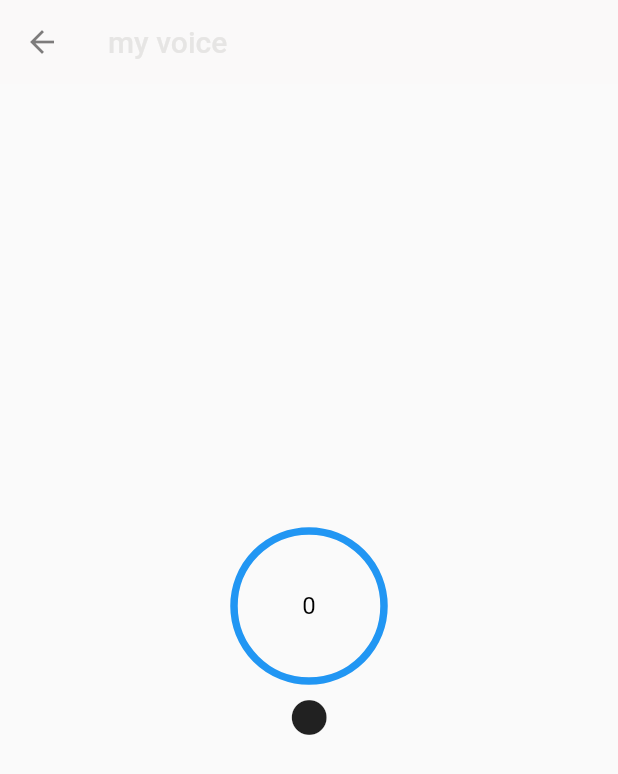
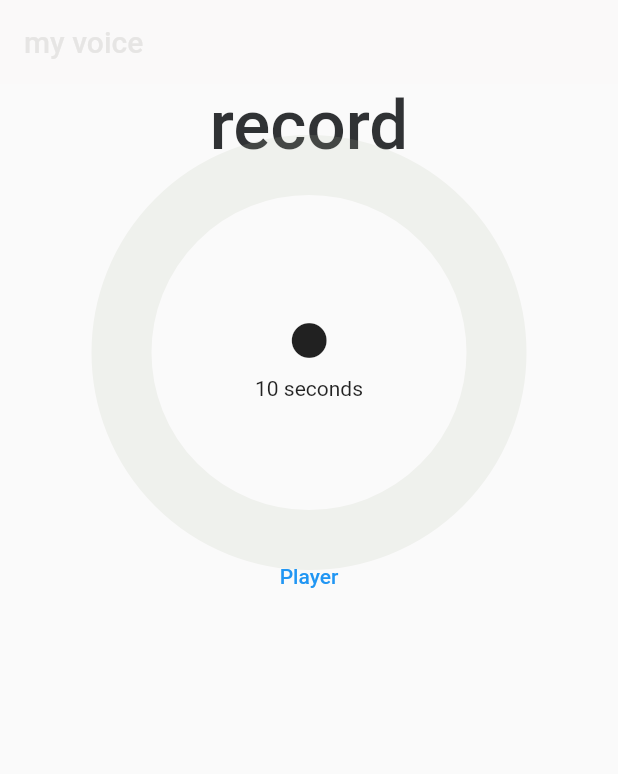
Before and after one commit to ettoma/my_voice, a Flutter app: the Recording screen opened directly, on a phone screen of 412 x 824 dp. Shown: the top 774 px of the screen. Run offline on Flutter 3.47's test engine with Material 2 defaults, Android fonts, the phone set to English and light mode, and no system bars; drawn by our look-alikes of circular_countdown_timer; our stand-ins replace font_awesome_flutter, sqflite; missing offline and left inert: flutter_sound; accounts and stored records are empty; Roboto replaces fonts that are missing (Poppins).

Commit message:
Need to fix recorder pop up

```diff
--- a/lib/models/sound_recorder.dart
+++ b/lib/models/sound_recorder.dart
@@ -1,11 +1,9 @@
 import 'dart:io';
 
 import 'package:audio_journal/data/audio_file_db.dart';
-import 'package:audio_journal/data/audio_file_model.dart';
 import 'package:audio_journal/data/audio_model.dart';
 import 'package:flutter_sound/flutter_sound.dart';
 import 'package:path_provider/path_provider.dart';
-// import 'package:provider/provider.dart';
 // import 'package:permission_handler/permission_handler.dart';
 
 class SoundRecorder {
@@ -16,7 +14,6 @@ class SoundRecorder {
   Directory? _directory;
   String? _directoryPath;
   String? _fileName;
-  AudioFileModel audioFileModel = AudioFileModel();
 
   Future<void> getDirectory() async {
     _directory = await getApplicationDocumentsDirectory();
--- a/lib/pages/recording.dart
+++ b/lib/pages/recording.dart
@@ -1,8 +1,11 @@
 import 'package:audio_journal/models/app_bar.dart';
 import 'package:audio_journal/models/sound_recorder.dart';
+import 'package:audio_journal/utils/colours.dart';
 import 'package:circular_countdown_timer/circular_countdown_timer.dart';
 import 'package:flutter/material.dart';
 import 'package:font_awesome_flutter/font_awesome_flutter.dart';
+
+import 'audio_player.dart';
 
 class Recording extends StatefulWidget {
   const Recording({Key? key}) : super(key: key);
@@ -38,30 +41,42 @@ class _RecordingState extends State<Recording> {
     return Scaffold(
       appBar: appBar(context),
       body: Center(
-        child: Padding(
-          padding: const EdgeInsets.only(bottom: 24.0, left: 8, right: 8),
         child: SizedBox(
           width: MediaQuery.of(context).size.width,
           child: Column(
-              mainAxisAlignment: MainAxisAlignment.center,
-              crossAxisAlignment: CrossAxisAlignment.center,
             children: [
-                CircularCountDownTimer(
+              Text(
+                'record',
+                style: TextStyle(
+                    color: AppColours().titleColour,
+                    fontSize: AppColours().titleSize,
+                    fontWeight: FontWeight.w500),
+              ),
+              Stack(
+                  alignment: Alignment.center,
+                  clipBehavior: Clip.hardEdge,
+                  children: [
+                    new CircularCountDownTimer(
+                      isTimerTextShown: false,
                       controller: _timerController,
-                  textFormat: 's',
                       autoStart: false,
-                  width: 100,
-                  height: 100,
+                      width: 250,
+                      height: 250,
+                      strokeWidth: 40,
                       duration: 5,
-                  ringColor: Colors.blue,
-                  fillColor: Colors.green,
+                      ringColor: AppColours().ringColour,
+                      fillColor: Colors.amber,
+                      initialDuration: 0,
+                      // ringGradient: AppColours().fillColour,
+                      // fillGradient: AppColours().fillColour,
                       onStart: () {
                         recorder.record();
                       },
                       onComplete: () async {
                         isButtonRecording = false;
                         recorder.stop();
-                    if (recorder.isRecordingCompleted == true) {
+                        // _timerController.resetTimer();
+
                         await showDialog(
                           barrierDismissible: false,
                           context: context,
@@ -83,10 +98,12 @@ class _RecordingState extends State<Recording> {
                                     controller: _tagTextController,
                                     onChanged: (e) =>
                                         tag = _tagTextController.text,
-                                  decoration: InputDecoration(labelText: 'Tag'),
+                                    decoration:
+                                        InputDecoration(labelText: 'Tag'),
                                   ),
                                   IconButton(
-                                  onPressed: () => Navigator.of(context).pop(),
+                                    onPressed: () =>
+                                        Navigator.of(context).pop(),
                                     icon: FaIcon(FontAwesomeIcons.check),
                                   )
                                 ],
@@ -96,20 +113,48 @@ class _RecordingState extends State<Recording> {
                         );
                         recorder.updateDB(mood.isNotEmpty ? mood : '',
                             tag.isNotEmpty ? tag : '');
-                    }
-                    setState(() {});
+
+                        Navigator.push(
+                          context,
+                          MaterialPageRoute(
+                            builder: (context) {
+                              return AudioPlayer();
                             },
                           ),
+                        );
+                      },
+                    ),
+                    Column(
+                      children: [
                         IconButton(
                           onPressed: () {
-                    _timerController.start();
+                            var _timerTime = _timerController.getTime();
+                            _timerTime == '10'
+                                ? _timerController.restart()
+                                : _timerController.start();
                           },
                           icon: isButtonRecording == true
                               ? const FaIcon(FontAwesomeIcons.stop)
                               : const FaIcon(FontAwesomeIcons.solidCircle),
                         ),
+                        Text('10 seconds')
                       ],
                     ),
+                  ]),
+              TextButton(
+                child: Text('Player'),
+                onPressed: () {
+                  Navigator.push(
+                    context,
+                    MaterialPageRoute(
+                      builder: (context) {
+                        return AudioPlayer();
+                      },
+                    ),
+                  );
+                },
+              )
+            ],
           ),
         ),
       ),
--- a/lib/utils/colours.dart
+++ b/lib/utils/colours.dart
@@ -1,5 +1,21 @@
 import 'package:flutter/material.dart';
 
 class AppColours {
+  // Colours
   final buttonBackground = Color.fromRGBO(180, 189, 165, 1);
+  final titleColour = Color.fromRGBO(48, 50, 52, 1);
+  final ringColour = Color.fromRGBO(178, 187, 163, 0.15);
+  final fillColour = LinearGradient(colors: [
+    Color.fromRGBO(199, 210, 183, 0),
+    Color.fromRGBO(199, 210, 183, 1),
+  ], stops: [
+    0,
+    25,
+    50,
+    75,
+    100
+  ]);
+
+  // Sizes
+  final double titleSize = 46;
 }
```
Also changed, not shown: lib/data/audio_file_model.dart (deleted, +0 -47 lines), lib/main.dart (+12 -19 lines). Lines whose indentation alone changed are shown as unchanged.
